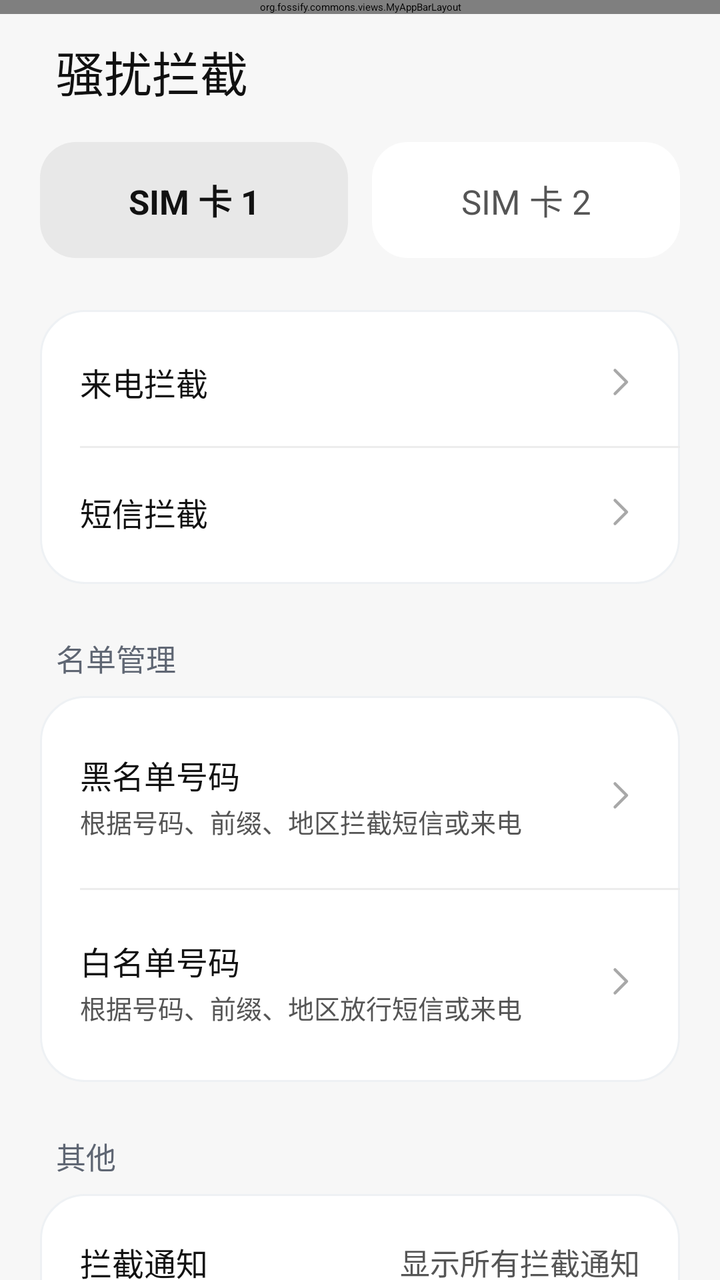
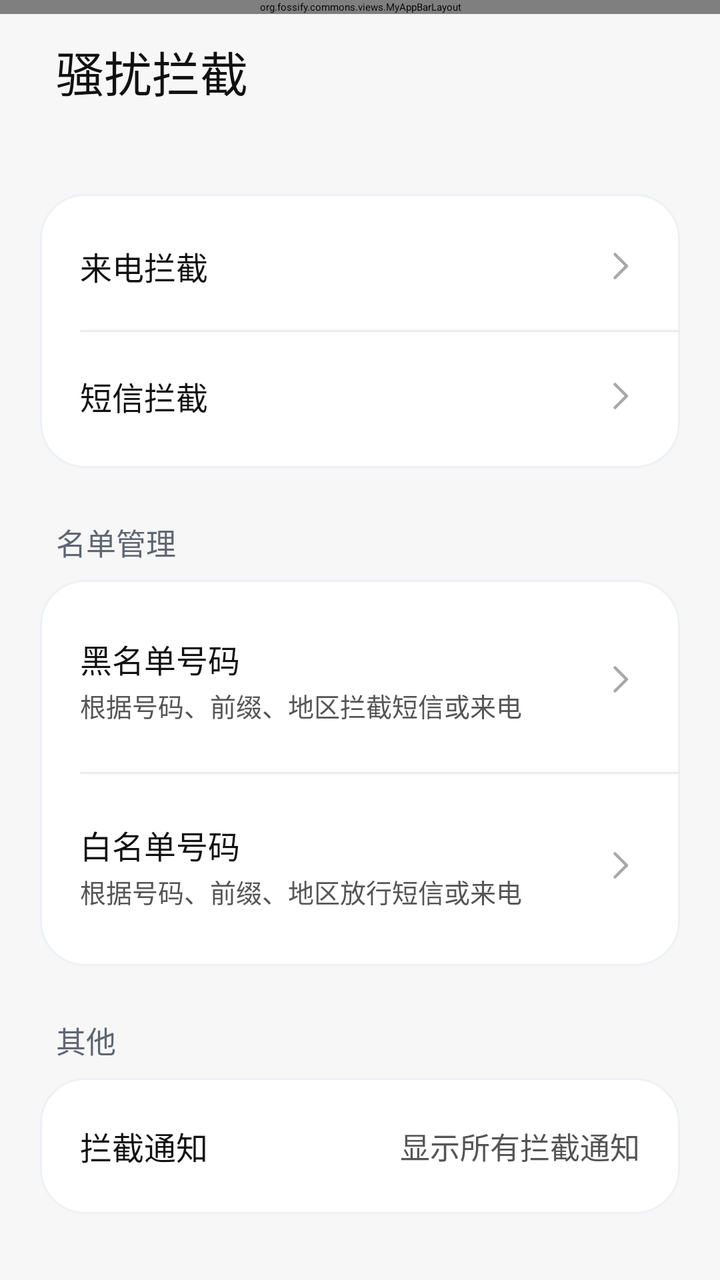

Before-and-after screenshots of an Android layout around one commit, followed by the original layout XML and the change that was made.
<!-- AndroidManifest.xml: application theme AppTheme -->
<!-- res/layout/activity_blocking_settings.xml -->
<?xml version="1.0" encoding="utf-8"?>
<androidx.coordinatorlayout.widget.CoordinatorLayout xmlns:android="http://schemas.android.com/apk/res/android"
    xmlns:app="http://schemas.android.com/apk/res-auto"
    android:layout_width="match_parent"
    android:layout_height="match_parent"
    android:background="@color/miui_page_background">

    <org.fossify.commons.views.MyAppBarLayout android:id="@+id/blocking_appbar" android:layout_width="match_parent" android:layout_height="wrap_content" android:background="@color/miui_page_background">
        <com.google.android.material.appbar.MaterialToolbar android:id="@+id/blocking_toolbar" android:layout_width="match_parent" android:layout_height="?attr/actionBarSize" android:background="@color/miui_page_background" app:navigationIconTint="@color/miui_primary_text" app:title="" />
    </org.fossify.commons.views.MyAppBarLayout>

    <androidx.core.widget.NestedScrollView
        android:id="@+id/blocking_scrollview"
        android:layout_width="match_parent"
        android:layout_height="match_parent"
        android:fillViewport="true"
        app:layout_behavior="@string/appbar_scrolling_view_behavior">

        <LinearLayout android:layout_width="match_parent" android:layout_height="wrap_content" android:orientation="vertical" android:paddingHorizontal="20dp" android:paddingBottom="28dp">
            <TextView android:layout_width="match_parent" android:layout_height="wrap_content" android:layout_marginStart="8dp" android:layout_marginTop="18dp" android:layout_marginBottom="18dp" android:text="@string/blocking_settings" android:textColor="@color/miui_primary_text" android:textSize="24sp" />

            <LinearLayout android:layout_width="match_parent" android:layout_height="58dp" android:orientation="horizontal">
                <TextView android:id="@+id/blocking_sim_one" android:layout_width="0dp" android:layout_height="match_parent" android:layout_marginEnd="6dp" android:layout_weight="1" android:background="@drawable/miui_segment_selected_background" android:gravity="center" android:text="@string/sim_card_one" android:textColor="@color/miui_primary_text" android:textSize="17sp" android:textStyle="bold" />
                <TextView android:id="@+id/blocking_sim_two" android:layout_width="0dp" android:layout_height="match_parent" android:layout_marginStart="6dp" android:layout_weight="1" android:background="@drawable/miui_segment_background" android:gravity="center" android:text="@string/sim_card_two" android:textColor="@color/miui_secondary_text" android:textSize="17sp" />
            </LinearLayout>

            <LinearLayout android:layout_width="match_parent" android:layout_height="wrap_content" android:layout_marginTop="26dp" android:background="@drawable/settings_card_background" android:orientation="vertical" android:paddingVertical="4dp">
                <TextView android:id="@+id/blocking_calls" android:layout_width="match_parent" android:layout_height="64dp" android:drawableEnd="@drawable/ic_chevron_right_vector" android:foreground="?attr/selectableItemBackground" android:gravity="center_vertical" android:paddingHorizontal="20dp" android:text="@string/call_blocking" android:textColor="@color/miui_primary_text" android:textSize="16sp" />
                <View android:layout_width="match_parent" android:layout_height="1dp" android:layout_marginStart="20dp" android:background="@color/miui_divider" />
                <TextView android:id="@+id/blocking_sms" android:layout_width="match_parent" android:layout_height="64dp" android:drawableEnd="@drawable/ic_chevron_right_vector" android:foreground="?attr/selectableItemBackground" android:gravity="center_vertical" android:paddingHorizontal="20dp" android:text="@string/sms_blocking" android:textColor="@color/miui_primary_text" android:textSize="16sp" />
            </LinearLayout>

            <TextView android:layout_width="match_parent" android:layout_height="wrap_content" android:layout_marginStart="8dp" android:layout_marginTop="26dp" android:layout_marginBottom="8dp" android:text="@string/list_management" android:textColor="@color/miui_section_text" android:textSize="15sp" />

            <LinearLayout android:layout_width="match_parent" android:layout_height="wrap_content" android:background="@drawable/settings_card_background" android:orientation="vertical" android:paddingVertical="4dp">
                <LinearLayout android:id="@+id/blocking_blacklist" android:layout_width="match_parent" android:layout_height="92dp" android:foreground="?attr/selectableItemBackground" android:gravity="center_vertical" android:orientation="horizontal" android:paddingHorizontal="20dp">
                    <LinearLayout android:layout_width="0dp" android:layout_height="wrap_content" android:layout_weight="1" android:orientation="vertical">
                        <TextView android:layout_width="wrap_content" android:layout_height="wrap_content" android:text="@string/blacklist_numbers" android:textColor="@color/miui_primary_text" android:textSize="16sp" />
                        <TextView android:layout_width="wrap_content" android:layout_height="wrap_content" android:layout_marginTop="2dp" android:text="@string/blacklist_summary" android:textColor="@color/miui_secondary_text" android:textSize="13sp" />
                    </LinearLayout>
                    <TextView android:id="@+id/blocking_blacklist_count" android:layout_width="wrap_content" android:layout_height="wrap_content" android:drawableEnd="@drawable/ic_chevron_right_vector" android:drawablePadding="8dp" android:textColor="@color/miui_secondary_text" android:textSize="15sp" />
                </LinearLayout>
                <View android:layout_width="match_parent" android:layout_height="1dp" android:layout_marginStart="20dp" android:background="@color/miui_divider" />
                <LinearLayout android:id="@+id/blocking_whitelist" android:layout_width="match_parent" android:layout_height="92dp" android:foreground="?attr/selectableItemBackground" android:gravity="center_vertical" android:orientation="horizontal" android:paddingHorizontal="20dp">
                    <LinearLayout android:layout_width="0dp" android:layout_height="wrap_content" android:layout_weight="1" android:orientation="vertical">
                        <TextView android:layout_width="wrap_content" android:layout_height="wrap_content" android:text="@string/whitelist_numbers" android:textColor="@color/miui_primary_text" android:textSize="16sp" />
                        <TextView android:layout_width="wrap_content" android:layout_height="wrap_content" android:layout_marginTop="2dp" android:text="@string/whitelist_summary" android:textColor="@color/miui_secondary_text" android:textSize="13sp" />
                    </LinearLayout>
                    <TextView android:id="@+id/blocking_whitelist_count" android:layout_width="wrap_content" android:layout_height="wrap_content" android:drawableEnd="@drawable/ic_chevron_right_vector" android:drawablePadding="8dp" android:textColor="@color/miui_secondary_text" android:textSize="15sp" />
                </LinearLayout>
            </LinearLayout>

            <TextView android:layout_width="match_parent" android:layout_height="wrap_content" android:layout_marginStart="8dp" android:layout_marginTop="26dp" android:layout_marginBottom="8dp" android:text="@string/settings_other" android:textColor="@color/miui_section_text" android:textSize="15sp" />
            <LinearLayout android:layout_width="match_parent" android:layout_height="68dp" android:background="@drawable/settings_card_background" android:gravity="center_vertical" android:orientation="horizontal" android:paddingHorizontal="20dp">
                <TextView android:layout_width="0dp" android:layout_height="wrap_content" android:layout_weight="1" android:text="@string/blocking_notifications" android:textColor="@color/miui_primary_text" android:textSize="16sp" />
                <TextView android:layout_width="wrap_content" android:layout_height="wrap_content" android:text="@string/blocking_notifications_all" android:textColor="@color/miui_secondary_text" android:textSize="15sp" />
            </LinearLayout>
        </LinearLayout>
    </androidx.core.widget.NestedScrollView>
</androidx.coordinatorlayout.widget.CoordinatorLayout>
<!-- resources referenced by this layout -->
<resources>
  <color name="miui_divider">#ECECEC</color>
  <color name="miui_page_background">#F7F7F7</color>
  <color name="miui_primary_text">#111111</color>
  <color name="miui_secondary_text">#555555</color>
  <color name="miui_section_text">#5F6673</color>
  <!-- drawable ic_chevron_right_vector (drawable) -->
  <?xml version="1.0" encoding="utf-8"?>
  <vector xmlns:android="http://schemas.android.com/apk/res/android"
      android:width="20dp"
      android:height="20dp"
      android:viewportWidth="24"
      android:viewportHeight="24">
      <path
          android:fillColor="@android:color/transparent"
          android:pathData="M9,5 L16,12 L9,19"
          android:strokeColor="#A8A8A8"
          android:strokeLineCap="round"
          android:strokeLineJoin="round"
          android:strokeWidth="1.8" />
  </vector>
  <!-- drawable miui_segment_background (drawable) -->
  <?xml version="1.0" encoding="utf-8"?>
  <shape xmlns:android="http://schemas.android.com/apk/res/android"
      android:shape="rectangle">
      <solid android:color="@android:color/white" />
      <corners android:radius="18dp" />
  </shape>
  <!-- drawable miui_segment_selected_background (drawable) -->
  <?xml version="1.0" encoding="utf-8"?>
  <shape xmlns:android="http://schemas.android.com/apk/res/android"
      android:shape="rectangle">
      <solid android:color="#E8E8E8" />
      <corners android:radius="18dp" />
  </shape>
  <!-- drawable settings_card_background (drawable) -->
  <?xml version="1.0" encoding="utf-8"?>
  <shape xmlns:android="http://schemas.android.com/apk/res/android"
      android:shape="rectangle">
      <solid android:color="@color/classic_settings_surface" />
      <corners android:radius="22dp" />
      <stroke
          android:width="1dp"
          android:color="@color/classic_card_stroke" />
  </shape>
  <string name="blacklist_numbers">黑名单号码</string>
  <string name="blacklist_summary">根据号码、前缀、地区拦截短信或来电</string>
  <string name="blocking_notifications">拦截通知</string>
  <string name="blocking_notifications_all">显示所有拦截通知</string>
  <string name="blocking_settings">骚扰拦截</string>
  <string name="call_blocking">来电拦截</string>
  <string name="list_management">名单管理</string>
  <string name="settings_other">其他</string>
  <string name="sim_card_one">SIM 卡 1</string>
  <string name="sim_card_two">SIM 卡 2</string>
  <string name="sms_blocking">短信拦截</string>
  <string name="whitelist_numbers">白名单号码</string>
  <string name="whitelist_summary">根据号码、前缀、地区放行短信或来电</string>
  <style name="AppTheme" parent="AppTheme.Base">
          <item name="android:alertDialogTheme">@style/SmsAlertDialogTheme</item>
          <item name="alertDialogTheme">@style/SmsAlertDialogTheme</item>
          <item name="colorPrimary">@color/miui_action_blue</item>
          <item name="android:colorPrimary">@color/miui_action_blue</item>
          <item name="colorAccent">@color/miui_fab_green</item>
          <item name="android:colorAccent">@color/miui_fab_green</item>
          <item name="actionModeBackground">@color/miui_action_blue</item>
          <item name="android:actionModeBackground">@color/miui_action_blue</item>
          <item name="windowActionModeOverlay">true</item>
      </style>
  <color name="classic_settings_surface">#FFFFFF</color>
  <color name="classic_card_stroke">#EEF1F4</color>
  <style name="SmsAlertDialogTheme" parent="ThemeOverlay.AppCompat.Dialog.Alert">
          <item name="android:textColorPrimary">@color/miui_primary_text</item>
          <item name="android:textColorSecondary">@color/miui_secondary_text</item>
          <item name="android:colorAccent">@color/miui_fab_green</item>
          <item name="colorAccent">@color/miui_fab_green</item>
      </style>
  <color name="miui_action_blue">#159447</color>
  <color name="miui_fab_green">#1DCE38</color>
</resources>

<!-- the commit's change to res/layout/activity_blocking_settings.xml (unified diff, before → after) -->
@@ -19,7 +19,7 @@
         <LinearLayout android:layout_width="match_parent" android:layout_height="wrap_content" android:orientation="vertical" android:paddingHorizontal="20dp" android:paddingBottom="28dp">
             <TextView android:layout_width="match_parent" android:layout_height="wrap_content" android:layout_marginStart="8dp" android:layout_marginTop="18dp" android:layout_marginBottom="18dp" android:text="@string/blocking_settings" android:textColor="@color/miui_primary_text" android:textSize="24sp" />
 
-            <LinearLayout android:layout_width="match_parent" android:layout_height="58dp" android:orientation="horizontal">
+            <LinearLayout android:layout_width="match_parent" android:layout_height="wrap_content" android:visibility="gone" android:orientation="horizontal">
                 <TextView android:id="@+id/blocking_sim_one" android:layout_width="0dp" android:layout_height="match_parent" android:layout_marginEnd="6dp" android:layout_weight="1" android:background="@drawable/miui_segment_selected_background" android:gravity="center" android:text="@string/sim_card_one" android:textColor="@color/miui_primary_text" android:textSize="17sp" android:textStyle="bold" />
                 <TextView android:id="@+id/blocking_sim_two" android:layout_width="0dp" android:layout_height="match_parent" android:layout_marginStart="6dp" android:layout_weight="1" android:background="@drawable/miui_segment_background" android:gravity="center" android:text="@string/sim_card_two" android:textColor="@color/miui_secondary_text" android:textSize="17sp" />
             </LinearLayout>
